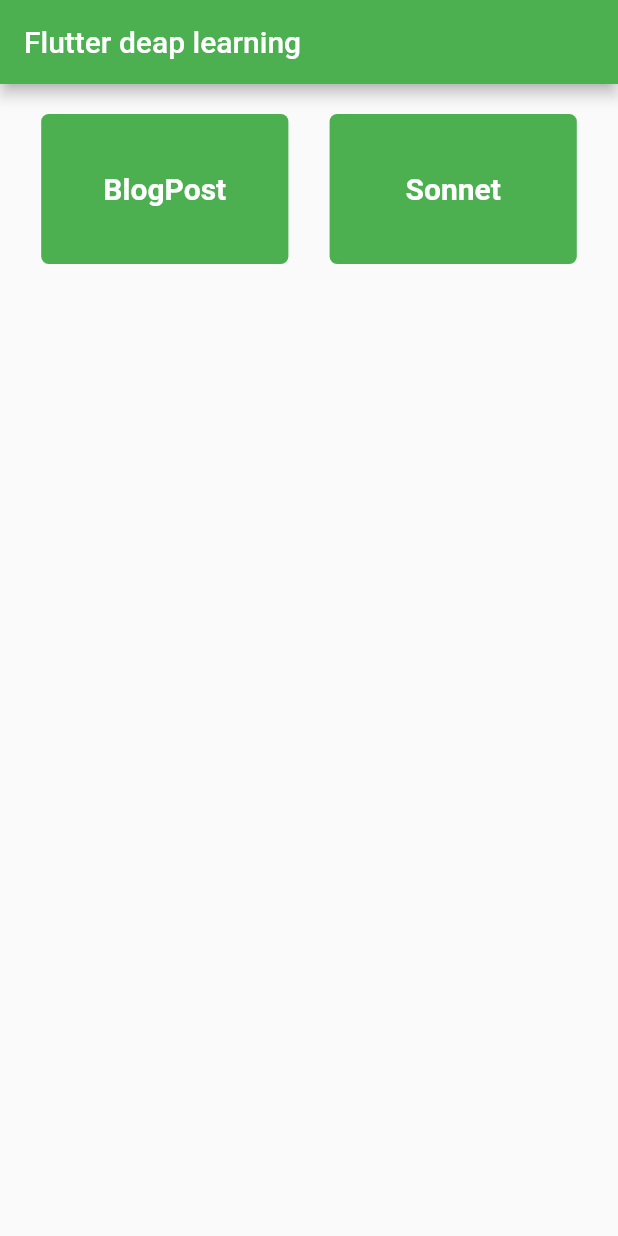
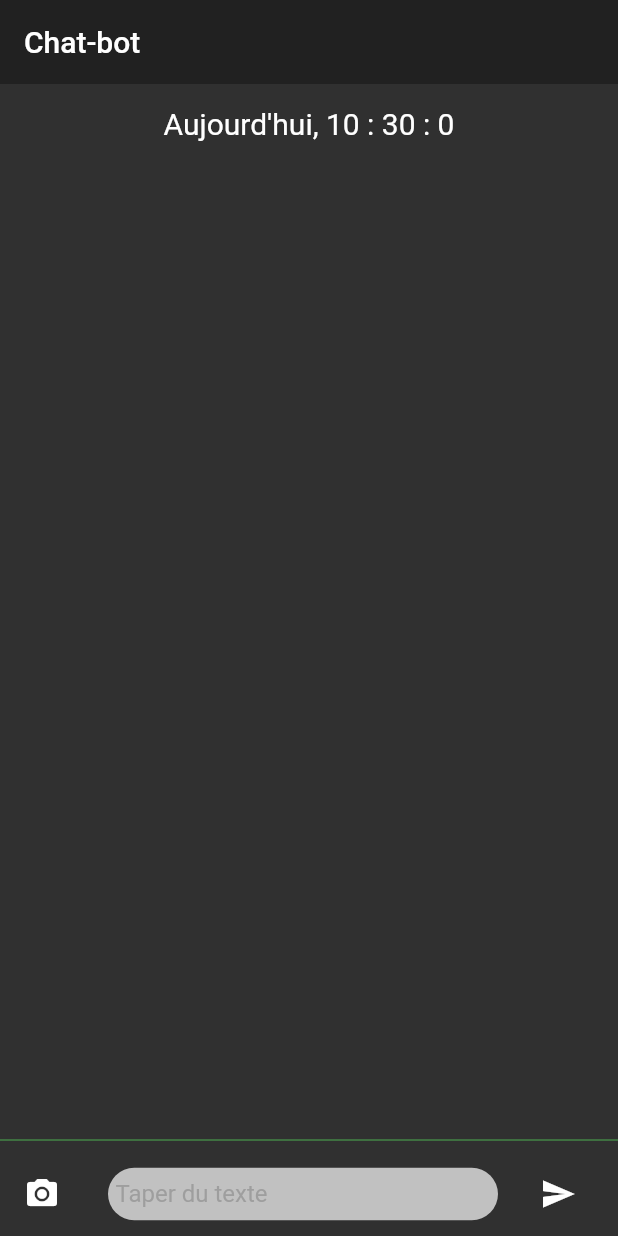
Before and after one commit to Optimus-ged/deep_mobile_learning, a Flutter app: the screen it shows after launch, on a phone screen of 412 x 824 dp. Run offline on Flutter 3.47's test engine with Material 2 defaults, Android fonts, the phone set to English and light mode, and no system bars; our stand-ins replace get_it, rxdart.

Commit message:
All chatbot interface created sucessfully

```diff
--- /dev/null
+++ b/lib/chat_bot_exercise/chat_bot_home_page.dart
@@ -0,0 +1,183 @@
+import 'package:flutter/material.dart';
+
+class BotHomePage extends StatefulWidget {
+  @override
+  _BotHomePageState createState() => _BotHomePageState();
+}
+
+class _BotHomePageState extends State<BotHomePage> {
+  final _msgController = TextEditingController();
+  List<Map> messages = [];
+
+  // void response(query) async {
+  //   AuthGoogle authGoogle = await AuthGoogle(
+  //     fileJson: "assets/servises.json",
+  //   ).build();
+
+  //   DialogFlow dialogFlow = DialogFlow(
+  //     authGoogle: authGoogle,
+  //     language: Language.english,
+  //   );
+  //   AiResponse aiResponse = await dialogFlow.detectIntent(query);
+
+  //   setState(() {
+  //     messages.insert(0, {
+  //       "data": 0,
+  //       "messages": aiResponse.getListMessage()[0]["text"]["text"][0].toString()
+  //     });
+  //   });
+  // }
+
+  @override
+  Widget build(BuildContext context) {
+    return Scaffold(
+      appBar: AppBar(
+        title: Text("Chat-bot"),
+        elevation: 0.0,
+      ),
+      body: Container(
+        child: Column(
+          children: [
+            Center(
+              child: Container(
+                padding: EdgeInsets.only(top: 15, bottom: 10),
+                child: Text(
+                  "Aujourd'hui, ${DateTime.now().hour} : ${DateTime.now().minute} : ${DateTime.now().second}",
+                  style: TextStyle(fontSize: 20),
+                ),
+              ),
+            ),
+            Flexible(
+              child: ListView.builder(
+                itemCount: 0,
+                itemBuilder: (context, index) {
+                  return chat(
+                    message: messages[index]["messages"].toString(),
+                    data: messages[index]["data"]
+                  );
+                },
+              ),
+            ),
+            Divider(color: Colors.green),
+            Container(
+              child: ListTile(
+                leading: Icon(
+                  Icons.camera_alt,
+                  color: Colors.white,
+                ),
+                title: Container(
+                  alignment: Alignment.center,
+                  padding: EdgeInsets.symmetric(horizontal: 5),
+                  height: 35,
+                  decoration: BoxDecoration(
+                    color: Colors.white70,
+                    borderRadius: BorderRadius.circular(30),
+                  ),
+                  child: TextField(
+                    controller: _msgController,
+                    decoration: InputDecoration.collapsed(
+                      hintText: "Taper du texte",
+                      hintStyle: TextStyle(color: Colors.grey),
+                      border: InputBorder.none,
+                    ),
+                    style: TextStyle(color: Colors.black),
+                  ),
+                ),
+                trailing: IconButton(
+                  icon: Icon(
+                    Icons.send,
+                    color: Colors.white,
+                  ),
+                  onPressed: () {
+                    if (_msgController.text.isEmpty) {
+                      print("Please type a text");
+                    } else {
+                      setState(
+                        () {
+                          messages.insert(
+                            0,
+                            {
+                              "data": 1,
+                              "message": _msgController.text,
+                            },
+                          );
+                          response(_msgController.text);
+                          _msgController.clear();
+                        },
+                      );
+                    }
+                    FocusScopeNode currentFocus = FocusScope.of(context);
+                    if (!currentFocus.hasPrimaryFocus) {
+                      currentFocus.unfocus();
+                    }
+                  },
+                ),
+              ),
+            ),
+          ],
+        ),
+      ),
+    );
+  }
+}
+
+Widget chat({String message, int data}) {
+  return Container(
+    padding: EdgeInsets.only(left: 20, right: 20),
+    child: Row(
+      mainAxisAlignment:
+          data == 1 ? MainAxisAlignment.end : MainAxisAlignment.start,
+      children: [
+        // For the Robot
+        data == 0
+            ? CircleAvatar(
+                radius: 45,
+                backgroundColor: Colors.black,
+                child: Icon(Icons.face, size: 25),
+              )
+            : Container(),
+
+        // All The messages
+        Padding(
+          padding: EdgeInsets.all(10),
+          child: Container(
+            decoration: BoxDecoration(
+              color: data == 1 ? Colors.amber : Colors.grey,
+              borderRadius: BorderRadius.circular(15),
+            ),
+            child: Padding(
+              padding: EdgeInsets.all(2),
+              child: Row(
+                mainAxisSize: MainAxisSize.min,
+                children: [
+                  SizedBox(width: 10),
+                  Flexible(
+                    child: Container(
+                      constraints: BoxConstraints(maxWidth: 200),
+                      child: Text(
+                        "$message",
+                        style: TextStyle(
+                          color: Colors.white,
+                          fontWeight: FontWeight.bold,
+                        ),
+                      ),
+                    ),
+                  )
+                ],
+              ),
+            ),
+          ),
+        ),
+
+        // For me
+        data == 1
+            ? CircleAvatar(
+                radius: 45,
+                backgroundColor: Colors.black,
+                child: Icon(Icons.face, size: 25),
+              )
+            : Container()
+      ],
+    ),
+  );
+}
--- a/lib/sonnet_exercice/pages/home_page.dart
+++ b/lib/home_page.dart
@@ -49,7 +49,6 @@ class HomePage extends StatelessWidget {
 Widget _button({@required String title, double width, VoidCallback ontap}) {
   return InkWell(
     onTap: ontap,
-    child: Expanded(
     child: Container(
       height: 100,
       alignment: Alignment.center,
@@ -67,6 +66,5 @@ Widget _button({@required String title, double width, VoidCallback ontap}) {
         ),
       ),
     ),
-    ),
   );
 }
--- a/lib/sonnet_exercice/blocs/reader_bloc.dart
+++ b/lib/sonnet_exercice/blocs/reader_bloc.dart
@@ -24,6 +24,8 @@ class ReaderBloc {
     //     .toList();
 
     for (var i = 1; i <= 30; i++) {
+      await Future.delayed(Duration(milliseconds: 4500));
+
       print("$i Optimus ged");
 
       _dartStream.sink.add("$i Optimus ged");
@@ -31,7 +33,7 @@ class ReaderBloc {
       _behaviorStream.add("$i Optimus ged");
       _replayStream.add("$i Optimus ged");
 
-      await Future.delayed(Duration(milliseconds: 4500));
+
     }
   }
 
```
Also changed, not shown: lib/main.dart (+11 -6 lines). Lines whose indentation alone changed are shown as unchanged.
